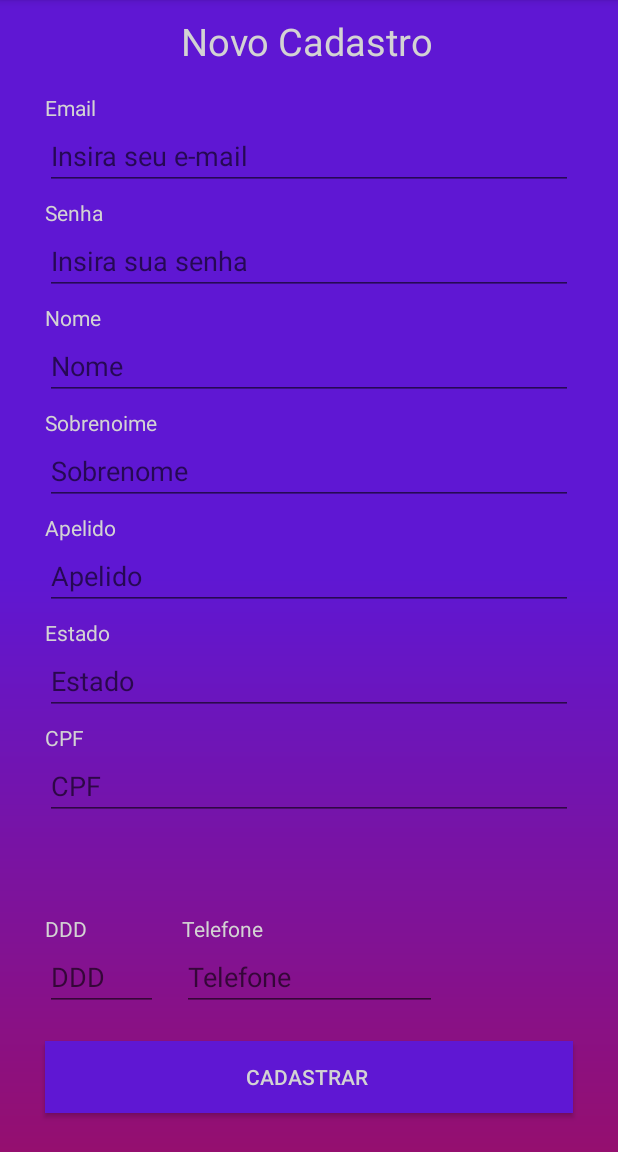
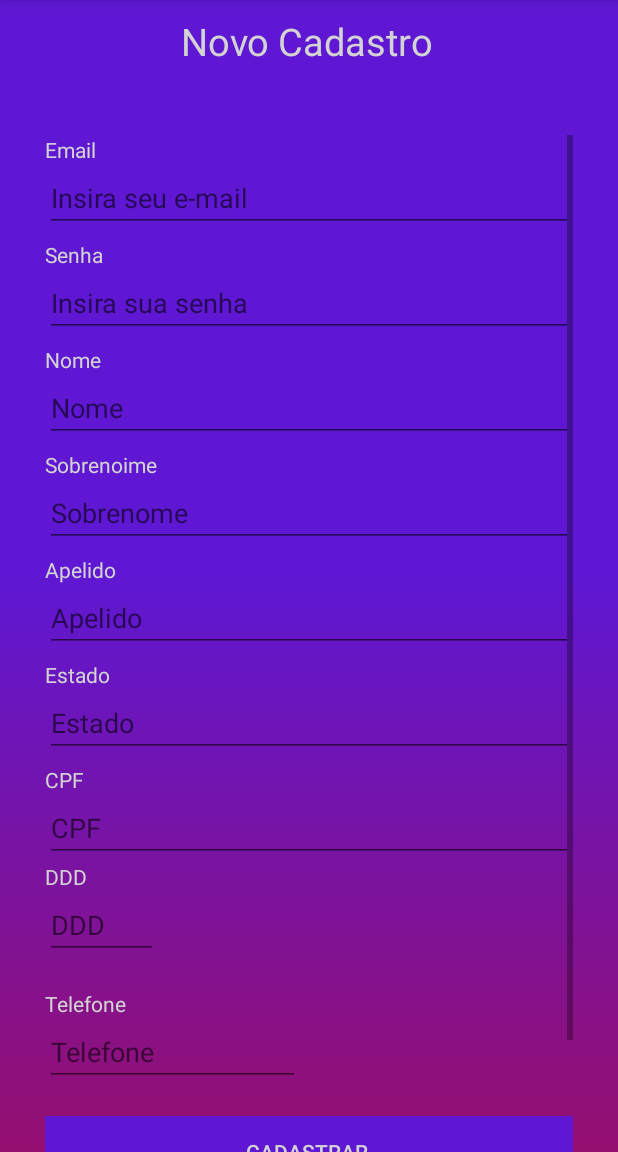
Before and after one commit to InfnetDAPB2020T1/PB-WLTA, an Android app: the CadastroFragment screen opened through its navigation route, on a phone screen of 412 x 824 dp, the part 84-1236 px from its top. Run offline under Robolectric (Android 15) with nearby library versions, the phone set to English and light mode, and no system bars.

Commit message:
Adicionada barra de rolagem na tela de cadastro

```diff
--- a/app/src/main/res/layout/fragment_cadastro.xml
+++ b/app/src/main/res/layout/fragment_cadastro.xml
@@ -40,17 +40,28 @@
             app:layout_constraintTop_toTopOf="parent"
             app:layout_constraintVertical_bias="0.0" />
 
+        <ScrollView
+            android:id="@+id/ScrollView"
+            android:layout_width="0dp"
+            android:layout_height="0dp"
+            android:layout_marginTop="45dp"
+            app:layout_constraintBottom_toBottomOf="parent"
+            app:layout_constraintEnd_toStartOf="@+id/guideline2"
+            app:layout_constraintStart_toStartOf="@+id/guideline"
+            app:layout_constraintTop_toBottomOf="@+id/textTituloCadastro">
+
+            <LinearLayout
+                android:layout_width="match_parent"
+                android:layout_height="wrap_content"
+                android:orientation="vertical">
+
                 <TextView
                     android:id="@+id/textoEmailCadastro"
                     android:layout_width="wrap_content"
                     android:layout_height="wrap_content"
                     android:text="@string/textoEmail"
                     android:textColor="@color/boxTextLogin"
-            android:textColorLink="@color/boxTextLogin"
-            app:layout_constraintBottom_toTopOf="@+id/boxEmailCadastro"
-            app:layout_constraintStart_toStartOf="@+id/guideline"
-            app:layout_constraintTop_toTopOf="parent"
-            app:layout_constraintVertical_chainStyle="packed" />
+                    android:textColorLink="@color/boxTextLogin" />
 
                 <EditText
                     android:id="@+id/boxEmailCadastro"
@@ -60,11 +71,7 @@
                     android:hint="Insira seu e-mail"
                     android:inputType=""
                     android:textColor="@color/boxTextLogin"
-            android:textColorLink="@color/boxTextLogin"
-            app:layout_constraintBottom_toTopOf="@+id/textoSenhaCadastro"
-            app:layout_constraintEnd_toStartOf="@+id/guideline2"
-            app:layout_constraintStart_toStartOf="@+id/guideline"
-            app:layout_constraintTop_toBottomOf="@+id/textoEmailCadastro" />
+                    android:textColorLink="@color/boxTextLogin" />
 
                 <TextView
                     android:id="@+id/textoSenhaCadastro"
@@ -72,10 +79,7 @@
                     android:layout_height="wrap_content"
                     android:layout_marginTop="5dp"
                     android:text="@string/textoSenha"
-            android:textColor="@color/boxTextLogin"
-            app:layout_constraintBottom_toTopOf="@+id/boxSenhaCadastro"
-            app:layout_constraintStart_toStartOf="@+id/boxSenhaCadastro"
-            app:layout_constraintTop_toBottomOf="@+id/boxEmailCadastro" />
+                    android:textColor="@color/boxTextLogin" />
 
                 <EditText
                     android:id="@+id/boxSenhaCadastro"
@@ -85,25 +89,16 @@
                     android:hint="Insira sua senha"
                     android:inputType="textPassword"
                     android:textColor="@color/boxTextLogin"
-            android:textColorLink="@color/boxTextLogin"
-            app:layout_constraintBottom_toTopOf="@+id/textNomeCadastro"
-            app:layout_constraintEnd_toStartOf="@+id/guideline2"
-            app:layout_constraintStart_toStartOf="@+id/guideline"
-            app:layout_constraintTop_toBottomOf="@+id/textoSenhaCadastro" />
+                    android:textColorLink="@color/boxTextLogin" />
 
-        <Button
-            android:id="@+id/btnCadastrar"
-            android:layout_width="0dp"
+                <TextView
+                    android:id="@+id/textNomeCadastro"
+                    android:layout_width="wrap_content"
                     android:layout_height="wrap_content"
-            android:background="#FF5F17D3"
-            android:text="Cadastrar "
+                    android:layout_marginTop="5dp"
+                    android:text="Nome"
                     android:textColor="@color/boxTextLogin"
-            app:layout_constraintBottom_toBottomOf="parent"
-            app:layout_constraintEnd_toStartOf="@+id/guideline2"
-            app:layout_constraintHorizontal_bias="0.0"
-            app:layout_constraintStart_toStartOf="@+id/guideline"
-            app:layout_constraintTop_toBottomOf="@+id/boxSenhaCadastro"
-            app:layout_constraintVertical_bias="0.95" />
+                    android:textColorLink="@color/boxTextLogin" />
 
                 <EditText
                     android:id="@+id/boxNomeCadastro"
@@ -113,23 +108,16 @@
                     android:hint="Nome"
                     android:inputType="textPersonName"
                     android:textColor="@color/boxTextLogin"
-            android:textColorLink="@color/boxTextLogin"
-            app:layout_constraintBottom_toTopOf="@+id/textSobrenomeCadastro"
-            app:layout_constraintEnd_toStartOf="@+id/guideline2"
-            app:layout_constraintStart_toStartOf="@+id/guideline"
-            app:layout_constraintTop_toBottomOf="@+id/textNomeCadastro" />
+                    android:textColorLink="@color/boxTextLogin" />
 
                 <TextView
-            android:id="@+id/textNomeCadastro"
+                    android:id="@+id/textSobrenomeCadastro"
                     android:layout_width="wrap_content"
                     android:layout_height="wrap_content"
                     android:layout_marginTop="5dp"
-            android:text="Nome"
+                    android:text="Sobrenoime"
                     android:textColor="@color/boxTextLogin"
-            android:textColorLink="@color/boxTextLogin"
-            app:layout_constraintBottom_toTopOf="@+id/boxNomeCadastro"
-            app:layout_constraintStart_toStartOf="@+id/boxNomeCadastro"
-            app:layout_constraintTop_toBottomOf="@+id/boxSenhaCadastro" />
+                    android:textColorLink="@color/boxTextLogin" />
 
                 <EditText
                     android:id="@+id/boxSobrenomeCadastro"
@@ -139,23 +127,50 @@
                     android:hint="Sobrenome"
                     android:inputType="textPersonName"
                     android:textColor="@color/boxTextLogin"
-            android:textColorLink="@color/boxTextLogin"
-            app:layout_constraintBottom_toTopOf="@+id/textApelidoCadastro"
-            app:layout_constraintEnd_toStartOf="@+id/guideline2"
-            app:layout_constraintStart_toStartOf="@+id/guideline"
-            app:layout_constraintTop_toBottomOf="@+id/textSobrenomeCadastro" />
+                    android:textColorLink="@color/boxTextLogin" />
 
                 <TextView
-            android:id="@+id/textSobrenomeCadastro"
+                    android:id="@+id/textApelidoCadastro"
                     android:layout_width="wrap_content"
                     android:layout_height="wrap_content"
                     android:layout_marginTop="5dp"
-            android:text="Sobrenoime"
+                    android:text="Apelido"
                     android:textColor="@color/boxTextLogin"
-            android:textColorLink="@color/boxTextLogin"
-            app:layout_constraintBottom_toTopOf="@+id/boxSobrenomeCadastro"
-            app:layout_constraintStart_toStartOf="@+id/boxSobrenomeCadastro"
-            app:layout_constraintTop_toBottomOf="@+id/boxNomeCadastro" />
+                    android:textColorLink="@color/boxTextLogin" />
+
+                <EditText
+                    android:id="@+id/boxApelidoCadastro"
+                    android:layout_width="352dp"
+                    android:layout_height="wrap_content"
+                    android:ems="10"
+                    android:hint="Apelido"
+                    android:inputType="textPersonName" />
+
+                <TextView
+                    android:id="@+id/textEstadoCadastro"
+                    android:layout_width="wrap_content"
+                    android:layout_height="wrap_content"
+                    android:layout_marginTop="5dp"
+                    android:text="Estado"
+                    android:textColor="@color/boxTextLogin"
+                    android:textColorLink="@color/boxTextLogin" />
+
+                <EditText
+                    android:id="@+id/boxEstadoCadastro"
+                    android:layout_width="352dp"
+                    android:layout_height="wrap_content"
+                    android:ems="10"
+                    android:hint="Estado"
+                    android:inputType="textPersonName" />
+
+                <TextView
+                    android:id="@+id/textCPFCadastro"
+                    android:layout_width="wrap_content"
+                    android:layout_height="wrap_content"
+                    android:layout_marginTop="5dp"
+                    android:text="CPF"
+                    android:textColor="@color/boxTextLogin"
+                    android:textColorLink="@color/boxTextLogin" />
 
                 <EditText
                     android:id="@+id/boxCpf"
@@ -165,71 +180,15 @@
                     android:hint="CPF"
                     android:inputType="textPersonName"
                     android:textColor="@color/boxTextLogin"
-            android:textColorLink="@color/boxTextLogin"
-            app:layout_constraintBottom_toTopOf="@+id/textDDDCadastro"
-            app:layout_constraintEnd_toStartOf="@+id/guideline2"
-            app:layout_constraintStart_toStartOf="@+id/guideline"
-            app:layout_constraintTop_toBottomOf="@+id/textCPFCadastro" />
+                    android:textColorLink="@color/boxTextLogin" />
 
                 <TextView
-            android:id="@+id/textCPFCadastro"
+                    android:id="@+id/textDDDCadastro"
                     android:layout_width="wrap_content"
                     android:layout_height="wrap_content"
-            android:layout_marginTop="5dp"
-            android:text="CPF"
+                    android:text="DDD"
                     android:textColor="@color/boxTextLogin"
-            android:textColorLink="@color/boxTextLogin"
-            app:layout_constraintBottom_toTopOf="@+id/boxCpf"
-            app:layout_constraintStart_toStartOf="@+id/boxCpf"
-            app:layout_constraintTop_toBottomOf="@+id/boxEstadoCadastro" />
-
-        <EditText
-            android:id="@+id/boxApelidoCadastro"
-            android:layout_width="352dp"
-            android:layout_height="wrap_content"
-            android:ems="10"
-            android:hint="Apelido"
-            android:inputType="textPersonName"
-            app:layout_constraintBottom_toTopOf="@+id/textEstadoCadastro"
-            app:layout_constraintEnd_toStartOf="@+id/guideline2"
-            app:layout_constraintStart_toStartOf="@+id/guideline"
-            app:layout_constraintTop_toBottomOf="@+id/textApelidoCadastro" />
-
-        <TextView
-            android:id="@+id/textApelidoCadastro"
-            android:layout_width="wrap_content"
-            android:layout_height="wrap_content"
-            android:layout_marginTop="5dp"
-            android:text="Apelido"
-            android:textColor="@color/boxTextLogin"
-            android:textColorLink="@color/boxTextLogin"
-            app:layout_constraintBottom_toTopOf="@+id/boxApelidoCadastro"
-            app:layout_constraintStart_toStartOf="@+id/boxApelidoCadastro"
-            app:layout_constraintTop_toBottomOf="@+id/boxSobrenomeCadastro" />
-
-        <EditText
-            android:id="@+id/boxEstadoCadastro"
-            android:layout_width="352dp"
-            android:layout_height="wrap_content"
-            android:ems="10"
-            android:hint="Estado"
-            android:inputType="textPersonName"
-            app:layout_constraintBottom_toTopOf="@+id/textCPFCadastro"
-            app:layout_constraintEnd_toStartOf="@+id/guideline2"
-            app:layout_constraintStart_toStartOf="@+id/guideline"
-            app:layout_constraintTop_toBottomOf="@+id/textEstadoCadastro" />
-
-        <TextView
-            android:id="@+id/textEstadoCadastro"
-            android:layout_width="wrap_content"
-            android:layout_height="wrap_content"
-            android:layout_marginTop="5dp"
-            android:text="Estado"
-            android:textColor="@color/boxTextLogin"
-            android:textColorLink="@color/boxTextLogin"
-            app:layout_constraintBottom_toTopOf="@+id/boxEstadoCadastro"
-            app:layout_constraintStart_toStartOf="@+id/boxEstadoCadastro"
-            app:layout_constraintTop_toBottomOf="@+id/boxApelidoCadastro" />
+                    android:textColorLink="@color/boxTextLogin" />
 
                 <EditText
                     android:id="@+id/boxDDDCadastro"
@@ -238,21 +197,15 @@
                     android:layout_marginBottom="20dp"
                     android:ems="10"
                     android:hint="DDD"
-            android:inputType="textPersonName"
-            app:layout_constraintBottom_toTopOf="@+id/btnCadastrar"
-            app:layout_constraintEnd_toStartOf="@+id/boxTelefoneCadastro"
-            app:layout_constraintHorizontal_bias="0.0"
-            app:layout_constraintStart_toStartOf="@+id/guideline" />
+                    android:inputType="textPersonName" />
 
                 <TextView
-            android:id="@+id/textDDDCadastro"
+                    android:id="@+id/textTelefoneCadastro"
                     android:layout_width="wrap_content"
                     android:layout_height="wrap_content"
-            android:text="DDD"
+                    android:text="Telefone"
                     android:textColor="@color/boxTextLogin"
-            android:textColorLink="@color/boxTextLogin"
-            app:layout_constraintBottom_toTopOf="@+id/boxDDDCadastro"
-            app:layout_constraintStart_toStartOf="@+id/boxDDDCadastro" />
+                    android:textColorLink="@color/boxTextLogin" />
 
                 <EditText
                     android:id="@+id/boxTelefoneCadastro"
@@ -261,20 +214,19 @@
                     android:layout_marginBottom="20dp"
                     android:ems="10"
                     android:hint="Telefone"
-            android:inputType="textPersonName"
-            app:layout_constraintBottom_toTopOf="@+id/btnCadastrar"
-            app:layout_constraintEnd_toStartOf="@+id/guideline2"
-            app:layout_constraintStart_toStartOf="@+id/guideline" />
+                    android:inputType="textPersonName" />
 
-        <TextView
-            android:id="@+id/textTelefoneCadastro"
-            android:layout_width="wrap_content"
+                <Button
+                    android:id="@+id/btnCadastrar"
+                    android:layout_width="match_parent"
                     android:layout_height="wrap_content"
-            android:text="Telefone"
-            android:textColor="@color/boxTextLogin"
-            android:textColorLink="@color/boxTextLogin"
-            app:layout_constraintBottom_toTopOf="@+id/boxTelefoneCadastro"
-            app:layout_constraintStart_toStartOf="@+id/boxTelefoneCadastro" />
+                    android:layout_marginBottom="60dp"
+                    android:background="#FF5F17D3"
+                    android:text="Cadastrar "
+                    android:textColor="@color/boxTextLogin" />
+
+            </LinearLayout>
+        </ScrollView>
 
     </androidx.constraintlayout.widget.ConstraintLayout>
 </FrameLayout>
```
Lines whose indentation alone changed are shown as unchanged.
